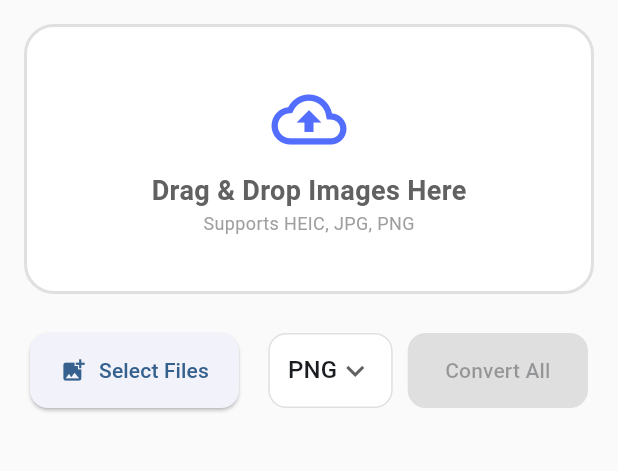
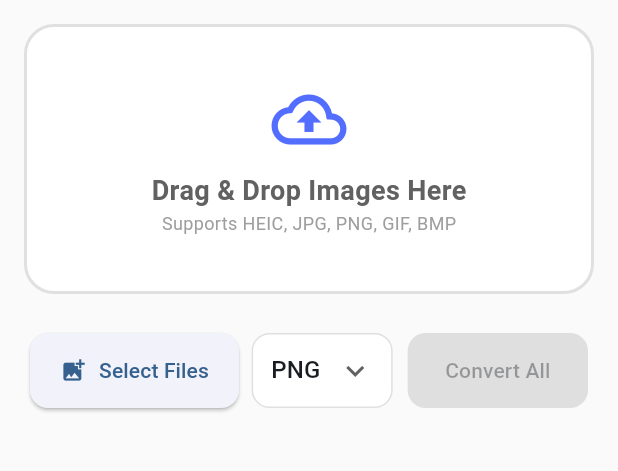
Before and after one commit to Pathum-Chamod/High-Quality-Image-Converter, a Flutter app: the screen it shows after launch, on a phone screen of 412 x 824 dp, the part 84-555 px from its top. Run offline on Flutter 3.47's test engine with Material 3 defaults, Android fonts, the phone set to English and light mode, and no system bars; our stand-ins replace file_picker, flutter_image_compress; missing offline and left inert: desktop_drop, gal.

Commit message:
okay completed and set to more extention outputs!

```diff
--- a/universal_converter/lib/home_screen.dart
+++ b/universal_converter/lib/home_screen.dart
@@ -36,11 +36,11 @@ class _HomeScreenState extends State<HomeScreen> {
   }
 
   Future<void> _pickFiles() async {
-    // FIX: Using FileType.custom ensures HEIC files are clickable on macOS
+    // UPDATED: Added gif, tiff, ico, bmp, webp to allowed list
     FilePickerResult? result = await FilePicker.platform.pickFiles(
       allowMultiple: true,
       type: FileType.custom,
-      allowedExtensions: ['jpg', 'jpeg', 'png', 'webp', 'heic', 'bmp'],
+      allowedExtensions: ['jpg', 'jpeg', 'png', 'webp', 'heic', 'bmp', 'gif', 'tiff', 'ico'],
     );
 
     if (result != null) {
@@ -50,9 +50,10 @@ class _HomeScreenState extends State<HomeScreen> {
     }
   }
 
+  // UPDATED: Helper to check expanded list
   bool _isImage(String path) {
     final ext = path.split('.').last.toLowerCase();
-    return ['jpg', 'jpeg', 'png', 'webp', 'heic', 'bmp'].contains(ext);
+    return ['jpg', 'jpeg', 'png', 'webp', 'heic', 'bmp', 'gif', 'tiff', 'ico'].contains(ext);
   }
 
   Future<void> _startConversion() async {
@@ -172,7 +173,7 @@ class _HomeScreenState extends State<HomeScreen> {
             Icon(Icons.cloud_upload_outlined, size: 50, color: color),
             const SizedBox(height: 10),
             Text("Drag & Drop Images Here", style: TextStyle(fontSize: 18, color: Colors.grey.shade700, fontWeight: FontWeight.bold)),
-            Text("Supports HEIC, JPG, PNG", style: TextStyle(fontSize: 12, color: Colors.grey.shade500)),
+            Text("Supports HEIC, JPG, PNG, GIF, BMP", style: TextStyle(fontSize: 12, color: Colors.grey.shade500)),
           ],
         ),
       ),
@@ -201,7 +202,8 @@ class _HomeScreenState extends State<HomeScreen> {
               child: DropdownButton<String>(
                 value: _targetFormat,
                 icon: const Icon(Icons.keyboard_arrow_down),
-                items: ['png', 'jpg'].map((f) => DropdownMenuItem(value: f, child: Text(f.toUpperCase()))).toList(),
+                // UPDATED: Added WEBP and BMP to dropdown
+                items: ['png', 'jpg', 'webp', 'bmp'].map((f) => DropdownMenuItem(value: f, child: Text(f.toUpperCase()))).toList(),
                 onChanged: (v) => setState(() => _targetFormat = v!),
               ),
             ),
```
Also changed, not shown: universal_converter/lib/image_service.dart (+43 -11 lines).
